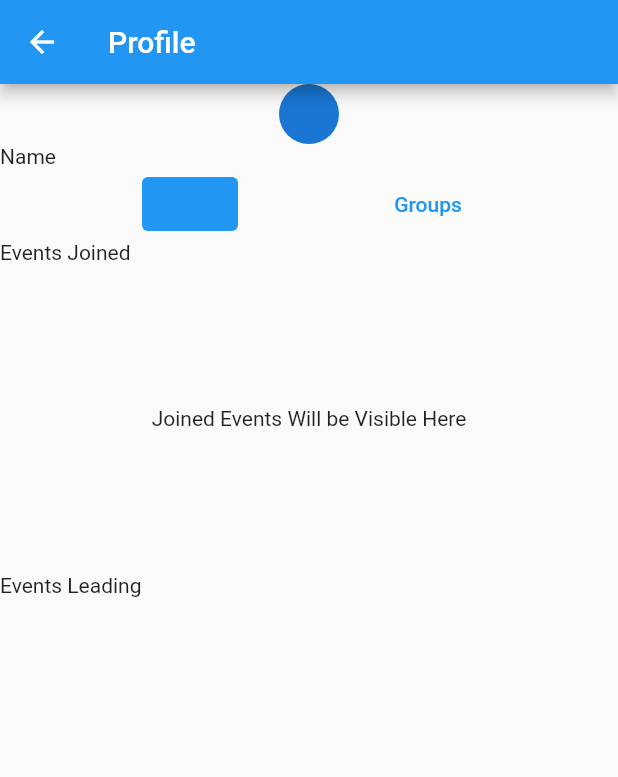
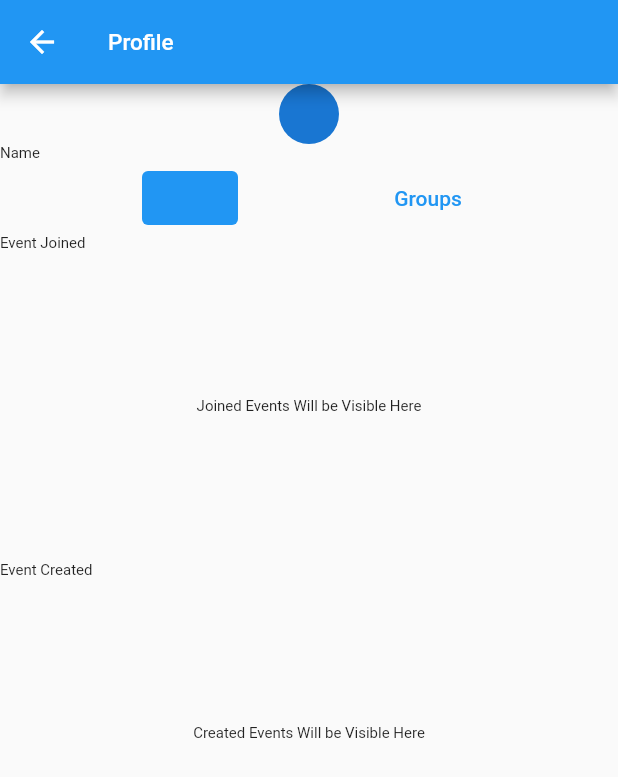
Before and after one commit to Crampton-Robert/get_together, a Flutter app: the Profile screen opened directly, on a phone screen of 412 x 824 dp. Shown: the top 777 px of the screen. Run offline on Flutter 3.47's test engine with Material 2 defaults, Android fonts, the phone set to English and light mode, and no system bars; our stand-ins replace cloud_firestore, firebase_auth, firebase_core, firebase_storage; accounts and stored records are empty; Roboto replaces fonts that are missing (Georgia).

Commit message:
last safe

```diff
--- a/lib/pages/Discover/events_page.dart
+++ b/lib/pages/Discover/events_page.dart
@@ -51,7 +51,7 @@ class _EventsCardListState extends State<EventsCardList> {
                     isEventsSelected = true;
                   });
                 }, child: Text("Events"),
-                style: TextButton.styleFrom(backgroundColor: isEventsSelected ? Colors.lightBlue[800] : null),),
+                style: TextButton.styleFrom(backgroundColor: isEventsSelected ? Theme.of(context).colorScheme.secondary : null),),
                ),
                Expanded(child: TextButton(onPressed: (){
 
@@ -60,7 +60,7 @@ class _EventsCardListState extends State<EventsCardList> {
                       isEventsSelected = false;
                     });
                 }, child: Text("Groups"),
-                  style: TextButton.styleFrom(backgroundColor: isEventsSelected ?  null : Colors.lightBlue[800]),
+                  style: TextButton.styleFrom(backgroundColor: isEventsSelected ?  null : Theme.of(context).colorScheme.secondary),
                 ),
                ),
               ],),),
@@ -76,7 +76,7 @@ class _EventsCardListState extends State<EventsCardList> {
                 ),
               );
             },
-            backgroundColor: Colors.green,
+            backgroundColor: Theme.of(context).colorScheme.secondary,
             child: const Icon(Icons.navigation),
           ),
         );
--- a/lib/pages/Profile Page/profile_class_groups_and_events.dart
+++ b/lib/pages/Profile Page/profile_class_groups_and_events.dart
@@ -8,19 +8,22 @@ import 'package:get_together/pages/Discover/make_or_edit_events.dart';
 class GroupsAndEvents extends StatefulWidget {
 
   final String groupsOrEvents;
+  final String joinedOrCreated;
+  final String user;
 
-  GroupsAndEvents({Key? key, required this.groupsOrEvents}) : super(key: key);
+  GroupsAndEvents({Key? key, required this.groupsOrEvents, required this.joinedOrCreated, required this.user}) : super(key: key);
 
 
   @override
   State<GroupsAndEvents> createState() => _GroupsAndEventsState();
 }
-var user = '124';
 class _GroupsAndEventsState extends State<GroupsAndEvents> {
 
 
 
   List<Widget> GroupsAndEventsListWidget(AsyncSnapshot snapshot) {
+
+   var user = widget.user;
     return snapshot.data.docs.map<Widget>((docs) {
 
       String documentId = docs.id.toString();
@@ -50,7 +53,7 @@ class _GroupsAndEventsState extends State<GroupsAndEvents> {
                 FirebaseFirestore.instance.collection('Events')
                     .doc(documentId)
                     .update({"joinedUsers": FieldValue.arrayRemove([user])});
-              }, child: Text("Leave Event")),
+              }, child: Text("Leave ${widget.groupsOrEvents}")),
 ]
             ),
           ),
@@ -60,24 +63,40 @@ class _GroupsAndEventsState extends State<GroupsAndEvents> {
 
   @override
   Widget build(BuildContext context) {
+    var user = widget.user;
+    var path = FirebaseFirestore.instance.collection('${widget.groupsOrEvents}s');
+var reference;
+
+    if(widget.joinedOrCreated == 'Joined'){
+      reference =  path.where('joinedUsers', arrayContains: user ).snapshots();
+    }else if(widget.joinedOrCreated == 'Requested'){
+      reference = path.where('requestedUsers', arrayContains: user).snapshots();
+    }else{
+      reference = path.where('createdBy', isEqualTo: user ).snapshots();
+    }
+
       return StreamBuilder<QuerySnapshot>(
-      stream: FirebaseFirestore.instance.collection('${widget.groupsOrEvents}').where('joinedUsers', arrayContains: user).snapshots(),
+        stream: reference,
         builder: (context, AsyncSnapshot snapshot) {
           return Container(
             width: MediaQuery.of(context).size.width,
             height: MediaQuery.of(context).size.height*.25,
-                  child: (!snapshot.hasData)?
+            child:
+            (!snapshot.hasData)
+                ?
             Center(child: CircularProgressIndicator())
                 :
-                  (snapshot.data.docs.isEmpty) ?
-                  Center(child: Text('Joined ${widget.groupsOrEvents} Will be Visible Here'))
+            (snapshot.data.docs.isEmpty)
+                ?
+            Center(child: Text('${widget.joinedOrCreated} ${widget.groupsOrEvents}s Will be Visible Here'))
                 :
             ListView(
             scrollDirection: Axis.horizontal,
-                    children: GroupsAndEventsListWidget(snapshot),
-                  ),
+            children: GroupsAndEventsListWidget(snapshot),),
           );
         },
       );
+
+
   }
 }
--- a/lib/pages/Profile Page/profile_page.dart
+++ b/lib/pages/Profile Page/profile_page.dart
@@ -13,7 +13,8 @@ class Profile extends StatefulWidget {
 
 class _ProfileState extends State<Profile> {
 bool isSelected = true;
-String groupOrEvent = "Events";
+String groupOrEvent = "Event";
+var user = '124';
 
 
 
@@ -21,9 +22,9 @@ String groupOrEvent = "Events";
   Widget build(BuildContext context) {
 
     if (isSelected == true){
-      groupOrEvent = "Events";
+      groupOrEvent = "Event";
     } else {
-      groupOrEvent = 'Groups';
+      groupOrEvent = 'Group';
     }
 
     return Scaffold(
@@ -33,7 +34,9 @@ String groupOrEvent = "Events";
         ),
           body: ListView(
             scrollDirection: Axis.vertical,
-            children : [CircleAvatar(),
+            children : [
+
+              CircleAvatar(),
             Text("Name"),
               Container(child:
               Row(
@@ -66,8 +69,19 @@ String groupOrEvent = "Events";
 
 
             Text("$groupOrEvent Joined"),
-              GroupsAndEvents(groupsOrEvents: groupOrEvent,),
-            Text("$groupOrEvent Leading"),
+              GroupsAndEvents(groupsOrEvents: groupOrEvent, joinedOrCreated: 'Joined' , user: user),
+            Text("$groupOrEvent Created"),
+              GroupsAndEvents(groupsOrEvents: groupOrEvent, joinedOrCreated: 'Created', user: user),
+              Container(child:    (groupOrEvent == 'Group') ? Column(children:
+
+              [
+                Text("Requests Sent"),
+                GroupsAndEvents(groupsOrEvents: groupOrEvent, joinedOrCreated: 'Requested', user: user),
+
+              ]
+
+              ) : null
+              )
 ]
           ),
       );
--- /dev/null
+++ b/lib/theme.dart
@@ -0,0 +1,22 @@
+import 'package:flutter/material.dart';
+
+ThemeData lightTheme = ThemeData(
+    primaryColor: Colors.blue,
+  colorScheme: ColorScheme.fromSwatch().copyWith(
+    secondary: Colors.green, // Your accent color
+  ),
+    backgroundColor: Colors.white,
+    fontFamily: 'Georgia',
+    textTheme: TextTheme(
+        headline1: TextStyle(fontSize: 50),
+        headline6: TextStyle(fontSize: 15.0),
+        bodyText2: TextStyle(fontSize: 10.0),),);
+
+
+class AppTheme with ChangeNotifier {
+
+
+  ThemeMode get themeMode =>  ThemeMode.light;
+
+}
+AppTheme appTheme = AppTheme();
```
Also changed, not shown: lib/Objects/discover_card.dart (added, +33 -0 lines), lib/main.dart (+7 -2 lines), lib/pages/Discover/Groups/group_application.dart (+5 -16 lines), lib/pages/Discover/class_events_cards.dart (+5 -8 lines), lib/pages/Discover/class_groups_cards.dart (+3 -8 lines). Lines whose indentation alone changed are shown as unchanged.
